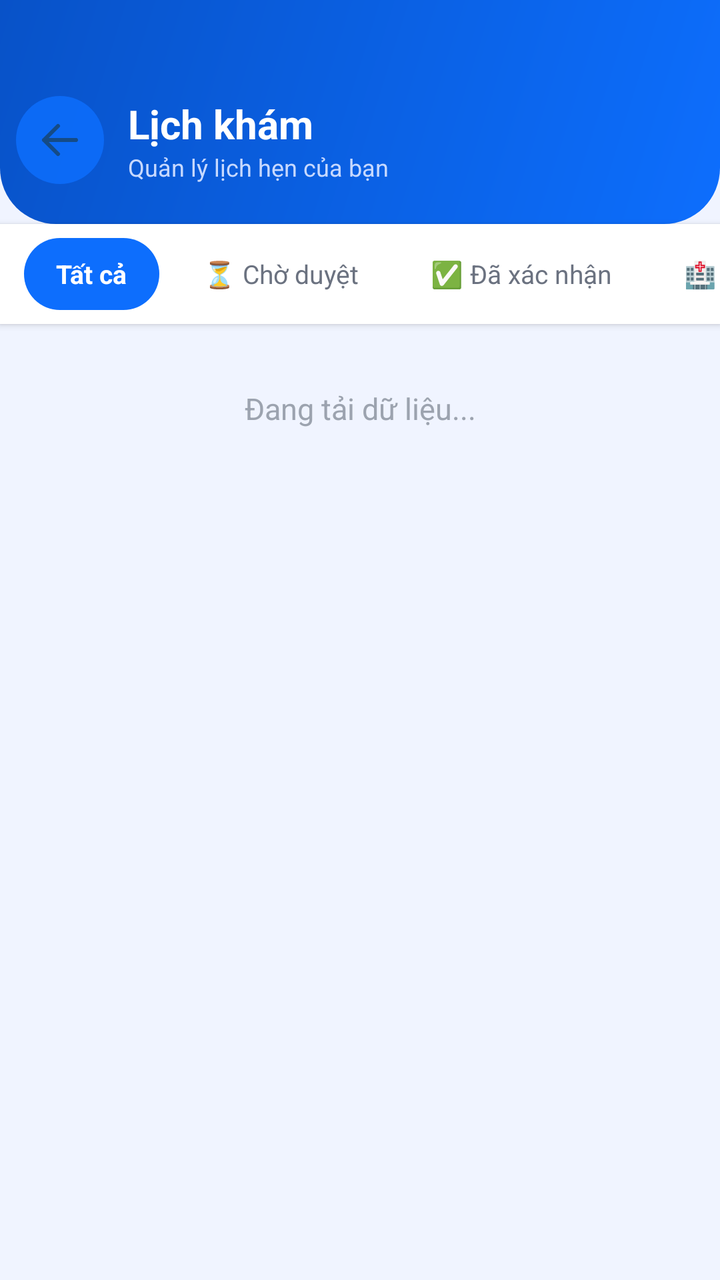
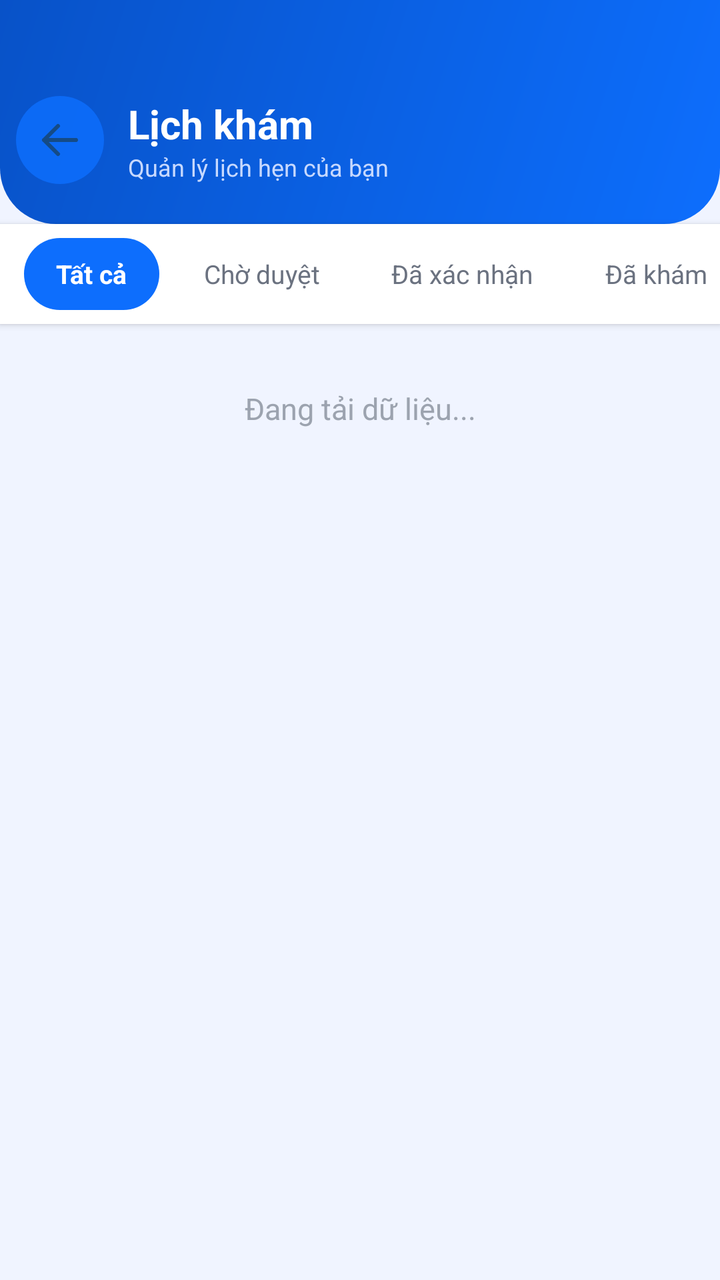

Screens rendered from an Android XML layout before and after an edit, with the pre-edit source and the edit as a unified diff.
<!-- AndroidManifest.xml: application theme Theme.UniCare -->
<!-- res/layout/activity_appointments.xml -->
<?xml version='1.0' encoding='utf-8'?>
<androidx.constraintlayout.widget.ConstraintLayout xmlns:android="http://schemas.android.com/apk/res/android" xmlns:app="http://schemas.android.com/apk/res-auto" android:layout_width="match_parent" android:layout_height="match_parent" android:background="#F0F4FF" android:id="@+id/main">

    
    <LinearLayout android:layout_width="0dp" android:layout_height="wrap_content" android:background="@drawable/gradient_header" android:paddingTop="48dp" android:paddingBottom="20dp" android:paddingHorizontal="8dp" android:gravity="center_vertical" android:orientation="horizontal" android:id="@+id/sectionLayout1" app:layout_constraintStart_toStartOf="parent" app:layout_constraintEnd_toEndOf="parent" app:layout_constraintTop_toTopOf="parent">

        <ImageButton android:id="@+id/btnBack" android:layout_width="44dp" android:layout_height="44dp" android:background="@drawable/bg_icon_circle_blue" android:src="@drawable/ic_arrow_back" android:contentDescription="Quay lại" android:padding="10dp" android:alpha="0.85"/>

        <LinearLayout android:layout_width="0dp" android:layout_height="wrap_content" android:layout_weight="1" android:layout_marginStart="12dp" android:orientation="vertical">

            <TextView android:id="@+id/txtScreenTitle" android:layout_width="wrap_content" android:layout_height="wrap_content" android:text="Lịch khám" android:textColor="#FFFFFF" android:textSize="20sp" android:textStyle="bold"/>

            <TextView android:layout_width="wrap_content" android:layout_height="wrap_content" android:text="Quản lý lịch hẹn của bạn" android:textColor="#C7D9FF" android:textSize="12sp"/>
        </LinearLayout>
    </LinearLayout>

    
    <HorizontalScrollView android:id="@+id/filterTabRow" android:layout_width="0dp" android:layout_height="wrap_content" android:scrollbars="none" android:background="#FFFFFF" android:elevation="2dp" app:layout_constraintStart_toStartOf="parent" app:layout_constraintEnd_toEndOf="parent" app:layout_constraintTop_toBottomOf="@id/sectionLayout1">

        <LinearLayout android:layout_width="wrap_content" android:layout_height="50dp" android:orientation="horizontal" android:gravity="center_vertical" android:paddingHorizontal="8dp" android:paddingVertical="6dp">

            <TextView android:id="@+id/tabAll" android:layout_width="wrap_content" android:layout_height="36dp" android:gravity="center" android:paddingHorizontal="16dp" android:text="Tất cả" android:textSize="13sp" android:textColor="#FFFFFF" android:textStyle="bold" android:background="@drawable/bg_icon_circle_blue" android:layout_marginHorizontal="4dp"/>

            <TextView android:id="@+id/tabPending" android:layout_width="wrap_content" android:layout_height="36dp" android:gravity="center" android:paddingHorizontal="14dp" android:text="⏳ Chờ duyệt" android:textSize="13sp" android:textColor="#6B7280" android:layout_marginHorizontal="4dp"/>

            <TextView android:id="@+id/tabConfirmed" android:layout_width="wrap_content" android:layout_height="36dp" android:gravity="center" android:paddingHorizontal="14dp" android:text="✅ Đã xác nhận" android:textSize="13sp" android:textColor="#6B7280" android:layout_marginHorizontal="4dp"/>

            <TextView android:id="@+id/tabCompleted" android:layout_width="wrap_content" android:layout_height="36dp" android:gravity="center" android:paddingHorizontal="14dp" android:text="🏥 Đã khám" android:textSize="13sp" android:textColor="#6B7280" android:layout_marginHorizontal="4dp"/>

            <TextView android:id="@+id/tabCancelled" android:layout_width="wrap_content" android:layout_height="36dp" android:gravity="center" android:paddingHorizontal="14dp" android:text="❌ Đã hủy" android:textSize="13sp" android:textColor="#6B7280" android:layout_marginHorizontal="4dp"/>
        </LinearLayout>
    </HorizontalScrollView>

    
    <TextView android:id="@+id/txtEmpty" android:layout_width="0dp" android:layout_height="wrap_content" android:text="Đang tải dữ liệu..." android:textSize="15sp" android:textColor="#9CA3AF" android:gravity="center" android:padding="32dp" app:layout_constraintStart_toStartOf="parent" app:layout_constraintEnd_toEndOf="parent" app:layout_constraintTop_toBottomOf="@id/filterTabRow"/>

    <androidx.recyclerview.widget.RecyclerView android:id="@+id/recycler" android:layout_width="0dp" android:layout_height="0dp" android:paddingTop="8dp" android:paddingBottom="16dp" android:clipToPadding="false" app:layout_constraintStart_toStartOf="parent" app:layout_constraintEnd_toEndOf="parent" app:layout_constraintTop_toBottomOf="@id/txtEmpty" app:layout_constraintBottom_toBottomOf="parent"/>

</androidx.constraintlayout.widget.ConstraintLayout>
<!-- resources referenced by this layout -->
<resources>
  <!-- drawable bg_icon_circle_blue (drawable) -->
  <?xml version="1.0" encoding="utf-8"?>
  <shape xmlns:android="http://schemas.android.com/apk/res/android">
      <solid android:color="#0D6EFD"/>
      <corners android:radius="100dp"/>
  </shape>
  <!-- drawable gradient_header (drawable) -->
  <?xml version="1.0" encoding="utf-8"?>
  <shape xmlns:android="http://schemas.android.com/apk/res/android">
      <gradient
          android:startColor="#0D6EFD"
          android:endColor="#0852C8"
          android:angle="135"
          android:type="linear"/>
      <corners
          android:bottomLeftRadius="28dp"
          android:bottomRightRadius="28dp"/>
  </shape>
  <!-- drawable ic_arrow_back (drawable) -->
  <?xml version="1.0" encoding="utf-8"?>
  <vector xmlns:android="http://schemas.android.com/apk/res/android"
      android:width="24dp"
      android:height="24dp"
      android:viewportWidth="24"
      android:viewportHeight="24">
      <path
          android:fillColor="@android:color/transparent"
          android:strokeColor="#184A79"
          android:strokeWidth="2"
          android:strokeLineCap="round"
          android:strokeLineJoin="round"
          android:pathData="M20,12 L4,12 M4,12 L11,5 M4,12 L11,19" />
  </vector>
  <style name="Theme.UniCare" parent="Theme.Material3.DayNight.NoActionBar">
          
          <item name="colorPrimary">#0D6EFD</item>
          <item name="colorPrimaryVariant">#0852C8</item>
          <item name="colorOnPrimary">#FFFFFF</item>
          
          <item name="colorSecondary">#00C4A7</item>
          <item name="colorSecondaryVariant">#00A089</item>
          <item name="colorOnSecondary">#FFFFFF</item>
          
          <item name="colorSurface">#FFFFFF</item>
          <item name="colorOnSurface">#1A1A2E</item>
          
          <item name="android:colorBackground">#F0F4FF</item>
          
          <item name="android:statusBarColor">#0852C8</item>
          <item name="android:windowLightStatusBar">false</item>
          <item name="android:navigationBarColor">#FFFFFF</item>
          <item name="android:windowLightNavigationBar">true</item>
          
          <item name="materialButtonStyle">@style/Widget.UniCare.Button</item>
          <item name="textInputStyle">@style/Widget.UniCare.TextInputLayout</item>
      </style>
  <style name="Widget.UniCare.Button" parent="Widget.Material3.Button">
          <item name="android:paddingTop">14dp</item>
          <item name="android:paddingBottom">14dp</item>
          <item name="android:textSize">16sp</item>
          <item name="android:letterSpacing">0.02</item>
          <item name="android:textAllCaps">false</item>
          <item name="cornerRadius">14dp</item>
          <item name="backgroundTint">#0D6EFD</item>
          <item name="elevation">2dp</item>
      </style>
  <style name="Widget.UniCare.TextInputLayout" parent="Widget.Material3.TextInputLayout.OutlinedBox">
          <item name="boxCornerRadiusBottomEnd">12dp</item>
          <item name="boxCornerRadiusBottomStart">12dp</item>
          <item name="boxCornerRadiusTopEnd">12dp</item>
          <item name="boxCornerRadiusTopStart">12dp</item>
          <item name="boxStrokeColor">#CBD5F5</item>
          <item name="hintTextColor">#6B7280</item>
      </style>
</resources>

<!-- the commit's change to res/layout/activity_appointments.xml (unified diff, before → after) -->
@@ -21,13 +21,13 @@
 
             <TextView android:id="@+id/tabAll" android:layout_width="wrap_content" android:layout_height="36dp" android:gravity="center" android:paddingHorizontal="16dp" android:text="Tất cả" android:textSize="13sp" android:textColor="#FFFFFF" android:textStyle="bold" android:background="@drawable/bg_icon_circle_blue" android:layout_marginHorizontal="4dp"/>
 
-            <TextView android:id="@+id/tabPending" android:layout_width="wrap_content" android:layout_height="36dp" android:gravity="center" android:paddingHorizontal="14dp" android:text="⏳ Chờ duyệt" android:textSize="13sp" android:textColor="#6B7280" android:layout_marginHorizontal="4dp"/>
+            <TextView android:id="@+id/tabPending" android:layout_width="wrap_content" android:layout_height="36dp" android:gravity="center" android:paddingHorizontal="14dp" android:text="Chờ duyệt" android:textSize="13sp" android:textColor="#6B7280" android:layout_marginHorizontal="4dp"/>
 
-            <TextView android:id="@+id/tabConfirmed" android:layout_width="wrap_content" android:layout_height="36dp" android:gravity="center" android:paddingHorizontal="14dp" android:text="✅ Đã xác nhận" android:textSize="13sp" android:textColor="#6B7280" android:layout_marginHorizontal="4dp"/>
+            <TextView android:id="@+id/tabConfirmed" android:layout_width="wrap_content" android:layout_height="36dp" android:gravity="center" android:paddingHorizontal="14dp" android:text="Đã xác nhận" android:textSize="13sp" android:textColor="#6B7280" android:layout_marginHorizontal="4dp"/>
 
-            <TextView android:id="@+id/tabCompleted" android:layout_width="wrap_content" android:layout_height="36dp" android:gravity="center" android:paddingHorizontal="14dp" android:text="🏥 Đã khám" android:textSize="13sp" android:textColor="#6B7280" android:layout_marginHorizontal="4dp"/>
+            <TextView android:id="@+id/tabCompleted" android:layout_width="wrap_content" android:layout_height="36dp" android:gravity="center" android:paddingHorizontal="14dp" android:text="Đã khám" android:textSize="13sp" android:textColor="#6B7280" android:layout_marginHorizontal="4dp"/>
 
-            <TextView android:id="@+id/tabCancelled" android:layout_width="wrap_content" android:layout_height="36dp" android:gravity="center" android:paddingHorizontal="14dp" android:text="❌ Đã hủy" android:textSize="13sp" android:textColor="#6B7280" android:layout_marginHorizontal="4dp"/>
+            <TextView android:id="@+id/tabCancelled" android:layout_width="wrap_content" android:layout_height="36dp" android:gravity="center" android:paddingHorizontal="14dp" android:text="Đã hủy" android:textSize="13sp" android:textColor="#6B7280" android:layout_marginHorizontal="4dp"/>
         </LinearLayout>
     </HorizontalScrollView>
 
